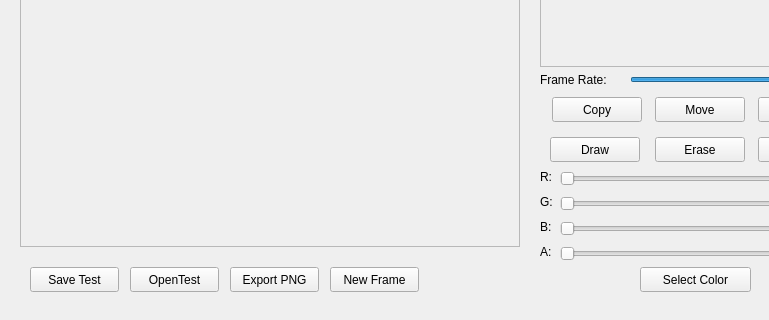
First picture: the form in pixamawindow.ui, repository JonWiggins/PixamaSpriteEditor, before the edit; both pictures show x 0 to 769 and y 309 to 629 of the 886 by 629 pixel window.
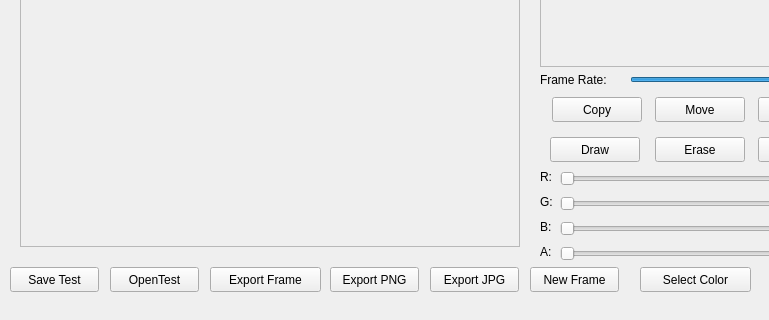
Second picture: the form after the edit.

The edit to the form file:
```diff
--- a/pixamawindow.ui
+++ b/pixamawindow.ui
@@ -376,7 +376,7 @@
    <widget class="QPushButton" name="SaveTest">
     <property name="geometry">
      <rect>
-      <x>30</x>
+      <x>10</x>
       <y>540</y>
       <width>89</width>
       <height>25</height>
@@ -402,7 +402,7 @@
    <widget class="QPushButton" name="OpenTest">
     <property name="geometry">
      <rect>
-      <x>130</x>
+      <x>110</x>
       <y>540</y>
       <width>89</width>
       <height>25</height>
@@ -415,7 +415,7 @@
    <widget class="QPushButton" name="NewFrame">
     <property name="geometry">
      <rect>
-      <x>330</x>
+      <x>530</x>
       <y>540</y>
       <width>89</width>
       <height>25</height>
@@ -428,7 +428,7 @@
    <widget class="QPushButton" name="ExportAsPNG">
     <property name="geometry">
      <rect>
-      <x>230</x>
+      <x>330</x>
       <y>540</y>
       <width>89</width>
       <height>25</height>
@@ -438,6 +438,32 @@
      <string>Export PNG</string>
     </property>
    </widget>
+   <widget class="QPushButton" name="ExportFrameGIF">
+    <property name="geometry">
+     <rect>
+      <x>210</x>
+      <y>540</y>
+      <width>111</width>
+      <height>25</height>
+     </rect>
+    </property>
+    <property name="text">
+     <string>Export Frame</string>
+    </property>
+   </widget>
+   <widget class="QPushButton" name="ExportJPG">
+    <property name="geometry">
+     <rect>
+      <x>430</x>
+      <y>540</y>
+      <width>89</width>
+      <height>25</height>
+     </rect>
+    </property>
+    <property name="text">
+     <string>Export JPG</string>
+    </property>
+   </widget>
   </widget>
   <widget class="QMenuBar" name="menuBar">
    <property name="geometry">
```
